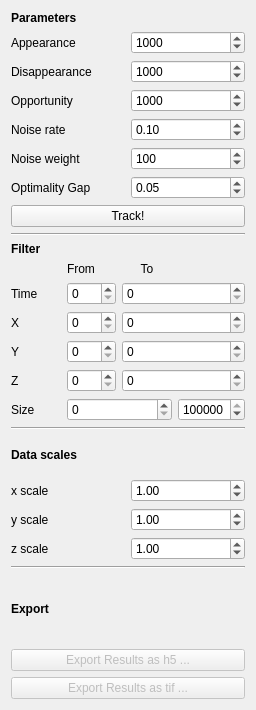
The window that ilastik/applets/tracking/chaingraph/drawer.ui (ilastik/ilastik) describes before a commit, drawn with Qt 5.
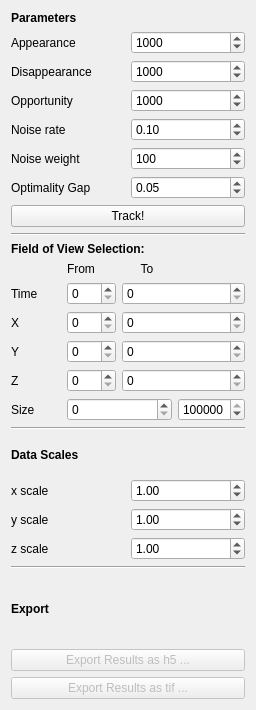
The same window after the commit.

Commit message: tracking: added tooltips to parameters

```diff
--- a/ilastik/applets/tracking/chaingraph/drawer.ui
+++ b/ilastik/applets/tracking/chaingraph/drawer.ui
@@ -195,7 +195,7 @@
         </font>
        </property>
        <property name="text">
-        <string>Filter</string>
+        <string>Field of View Selection:</string>
        </property>
       </widget>
      </item>
@@ -316,7 +316,7 @@
         </font>
        </property>
        <property name="text">
-        <string>Data scales</string>
+        <string>Data Scales</string>
        </property>
       </widget>
      </item>
```
Left out of the diff: 59 changed lines with no effect on the pictures.
